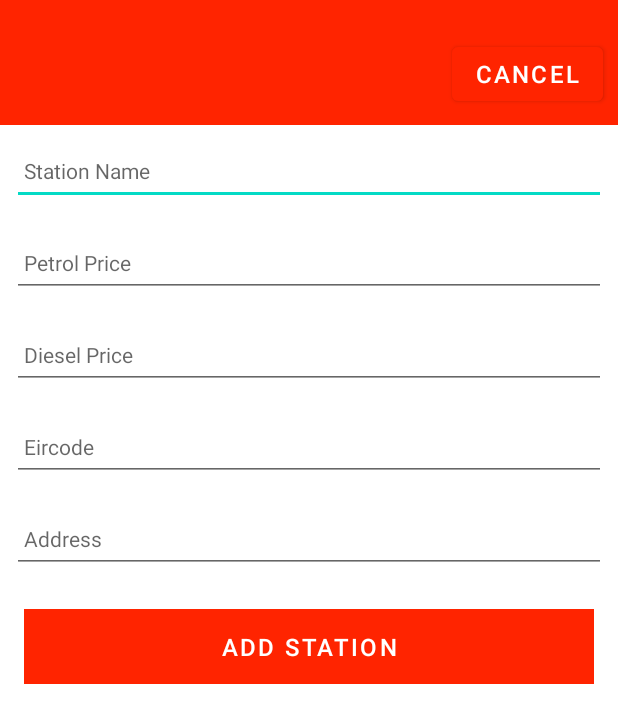
After one commit to lizNe/pumpItUp, an Android app: the layout pump_activity_main.xml on its own in the app's theme, with its tools: preview values and no code run, on a phone screen of 412 x 824 dp. The commit adds this screen. Shown: the top 723 px of the screen. Run offline under Robolectric (Android 15) with nearby library versions, the phone set to English and light mode, and no system bars.

Commit message:
Getting petrol station images to appear next to stations added on the list activity

```diff
--- a/app/src/main/java/ie/setu/pumpitup/models/PumpModel.kt
+++ b/app/src/main/java/ie/setu/pumpitup/models/PumpModel.kt
@@ -1,8 +1,8 @@
 package ie.setu.pumpitup.models
 
-data class PumpModel(var station_name: String = "",
-                     var petrol_price: String = "",
-                     var diesel_price: String = "",
+data class PumpModel(var station: String = "",
+                     var petrol: String = "",
+                     var diesel: String = "",
                      var eircode: String = "",
                      var address: String = ""
 
--- /dev/null
+++ b/app/src/main/res/layout/pump_activity_main.xml
@@ -0,0 +1,138 @@
+<?xml version="1.0" encoding="utf-8"?>
+<androidx.constraintlayout.widget.ConstraintLayout
+    xmlns:android="http://schemas.android.com/apk/res/android"
+    xmlns:app="http://schemas.android.com/apk/res-auto"
+    xmlns:tools="http://schemas.android.com/tools"
+    android:layout_width="match_parent"
+    android:layout_height="match_parent"
+    tools:context="ie.setu.pumpitup.activities.MainActivity">
+
+    <RelativeLayout
+        android:layout_width="match_parent"
+        android:layout_height="wrap_content"
+        app:layout_constraintBottom_toBottomOf="parent"
+        app:layout_constraintTop_toTopOf="parent">
+
+        <com.google.android.material.appbar.AppBarLayout
+            android:id="@+id/appBarLayout"
+            android:layout_width="match_parent"
+            android:layout_height="wrap_content"
+            android:background="@color/colorAccent"
+            android:fitsSystemWindows="true"
+            app:elevation="0dip"
+            app:theme="@style/ThemeOverlay.AppCompat.Dark.ActionBar">
+
+            <androidx.appcompat.widget.Toolbar
+                android:id="@+id/toolbarAdd"
+                android:layout_width="match_parent"
+                android:layout_height="15dp"
+                app:titleTextColor="@color/colorPrimary" />
+
+            <Button
+                android:id="@+id/activity_cancelAddPump"
+                android:layout_width="wrap_content"
+                android:layout_height="wrap_content"
+                android:layout_gravity="right"
+                android:layout_margin="10dp"
+                android:text="Cancel"
+                android:textSize="16sp" />
+        </com.google.android.material.appbar.AppBarLayout>
+
+        <ScrollView
+            android:layout_width="match_parent"
+            android:layout_height="match_parent"
+            android:layout_below="@id/appBarLayout"
+            android:fillViewport="true">
+
+            <LinearLayout
+                android:layout_width="match_parent"
+                android:layout_height="wrap_content"
+                android:orientation="vertical">
+
+                <EditText
+                    android:id="@+id/station"
+                    android:layout_width="match_parent"
+                    android:layout_height="45dp"
+                    android:layout_margin="8dp"
+                    android:autofillHints="hint"
+                    android:hint="@string/hint_station_name"
+                    android:inputType="text"
+                    android:maxLength="25"
+                    android:maxLines="1"
+                    android:padding="8dp"
+                    android:textColor="@color/colorPrimaryDark"
+                    android:textSize="14sp" />
+
+                <EditText
+                    android:id="@+id/petrol"
+                    android:layout_width="match_parent"
+                    android:layout_height="45dp"
+                    android:layout_margin="8dp"
+                    android:autofillHints="hint"
+                    android:hint="@string/hint_petrol_price"
+                    android:inputType="text"
+                    android:maxLength="25"
+                    android:maxLines="1"
+                    android:padding="8dp"
+                    android:textColor="@color/colorPrimaryDark"
+                    android:textSize="14sp" />
+
+                <EditText
+                    android:id="@+id/diesel"
+                    android:layout_width="match_parent"
+                    android:layout_height="45dp"
+                    android:layout_margin="8dp"
+                    android:autofillHints="hint"
+                    android:hint="@string/hint_diesel_price"
+                    android:inputType="text"
+                    android:maxLength="25"
+                    android:maxLines="1"
+                    android:padding="8dp"
+                    android:textColor="@color/colorPrimaryDark"
+                    android:textSize="14sp" />
+
+                <EditText
+                    android:id="@+id/eircode"
+                    android:layout_width="match_parent"
+                    android:layout_height="45dp"
+                    android:layout_margin="8dp"
+                    android:autofillHints="hint"
+                    android:hint="@string/hint_eircode"
+                    android:inputType="text"
+                    android:maxLength="25"
+                    android:maxLines="1"
+                    android:padding="8dp"
+                    android:textColor="@color/colorPrimaryDark"
+                    android:textSize="14sp" />
+
+                <EditText
+                    android:id="@+id/address"
+                    android:layout_width="match_parent"
+                    android:layout_height="45dp"
+                    android:layout_margin="8dp"
+                    android:autofillHints="hint"
+                    android:hint="@string/hint_address"
+                    android:inputType="text"
+                    android:maxLength="25"
+                    android:maxLines="1"
+                    android:padding="8dp"
+                    android:textColor="@color/colorPrimaryDark"
+                    android:textSize="14sp" />
+
+                <Button
+                    android:id="@+id/btnAdd"
+                    android:layout_width="match_parent"
+                    android:layout_height="wrap_content"
+                    android:layout_margin="16dp"
+                    android:background="@color/colorAccent"
+                    android:paddingTop="8dp"
+                    android:paddingBottom="8dp"
+                    android:stateListAnimator="@null"
+                    android:text="@string/btn_addStation"
+                    android:textColor="@color/colorPrimary"
+                    android:textSize="16sp" />
+            </LinearLayout>
+        </ScrollView>
+
+    </RelativeLayout>
+</androidx.constraintlayout.widget.ConstraintLayout>
--- a/app/src/main/res/values/colors.xml
+++ b/app/src/main/res/values/colors.xml
@@ -7,4 +7,9 @@
     <color name="teal_700">#FF018786</color>
     <color name="black">#FF000000</color>
     <color name="white">#FFFFFFFF</color>
+
+    <color name="colorPrimary">#FFFFFF</color>
+    <color name="colorPrimaryDark">#000000</color>
+    <color name="colorAccent">#FF2400</color>
+
 </resources>
--- a/app/src/main/res/values/strings.xml
+++ b/app/src/main/res/values/strings.xml
@@ -1,6 +1,6 @@
 <resources>
-    <string name="app_name">pumpItUp</string>
-    <string name="btn_addStation">Add Placemark</string>
+    <string name="app_name">PumpItUp</string>
+    <string name="btn_addStation">Add Station</string>
 
     <string name="hint_station_name">Station Name</string>
     <string name="hint_petrol_price">Petrol Price</string>
--- a/app/src/main/res/values/themes.xml
+++ b/app/src/main/res/values/themes.xml
@@ -1,9 +1,9 @@
 <resources xmlns:tools="http://schemas.android.com/tools">
     <!-- Base application theme. -->
-    <style name="Theme.PumpItUp" parent="Theme.MaterialComponents.DayNight.DarkActionBar">
+    <style name="Theme.PumpItUp" parent="Theme.MaterialComponents.DayNight.NoActionBar">
         <!-- Primary brand color. -->
-        <item name="colorPrimary">@color/purple_500</item>
-        <item name="colorPrimaryVariant">@color/purple_700</item>
+        <item name="colorPrimary">@color/colorAccent</item>
+        <item name="colorPrimaryVariant">@color/colorPrimaryDark</item>
         <item name="colorOnPrimary">@color/white</item>
         <!-- Secondary brand color. -->
         <item name="colorSecondary">@color/teal_200</item>
@@ -13,4 +13,13 @@
         <item name="android:statusBarColor">?attr/colorPrimaryVariant</item>
         <!-- Customize your theme here. -->
     </style>
+
+    <style name="Theme.PumpItUp.NoActionBar">
+        <item name="windowActionBar">false</item>
+        <item name="windowNoTitle">true</item>
+    </style>
+
+    <style name="Theme.PumpItUp.AppBarOverlay" parent="ThemeOverlay.AppCompat.Dark.ActionBar" />
+
+    <style name="Theme.PumpItUp.PopupOverlay" parent="ThemeOverlay.AppCompat.Light" />
 </resources>
```
Also changed, not shown: app/build.gradle (+10 -1 lines), app/src/main/AndroidManifest.xml (+9 -1 lines), app/src/main/java/ie/setu/pumpitup/activities/MainActivity.kt (+82 -1 lines), app/src/main/java/ie/setu/pumpitup/activities/PumpListActivity.kt (+63 -1 lines), app/src/main/java/ie/setu/pumpitup/adapters/PumpAdapters.kt (added, +37 -0 lines), app/src/main/java/ie/setu/pumpitup/main/MainApp.kt (added, +22 -0 lines), app/src/main/res/layout/activity_main.xml (deleted, +0 -18 lines), app/src/main/res/layout/pump_card.xml (added, +62 -0 lines), app/src/main/res/menu/menu_main.xml (added, +11 -0 lines).
